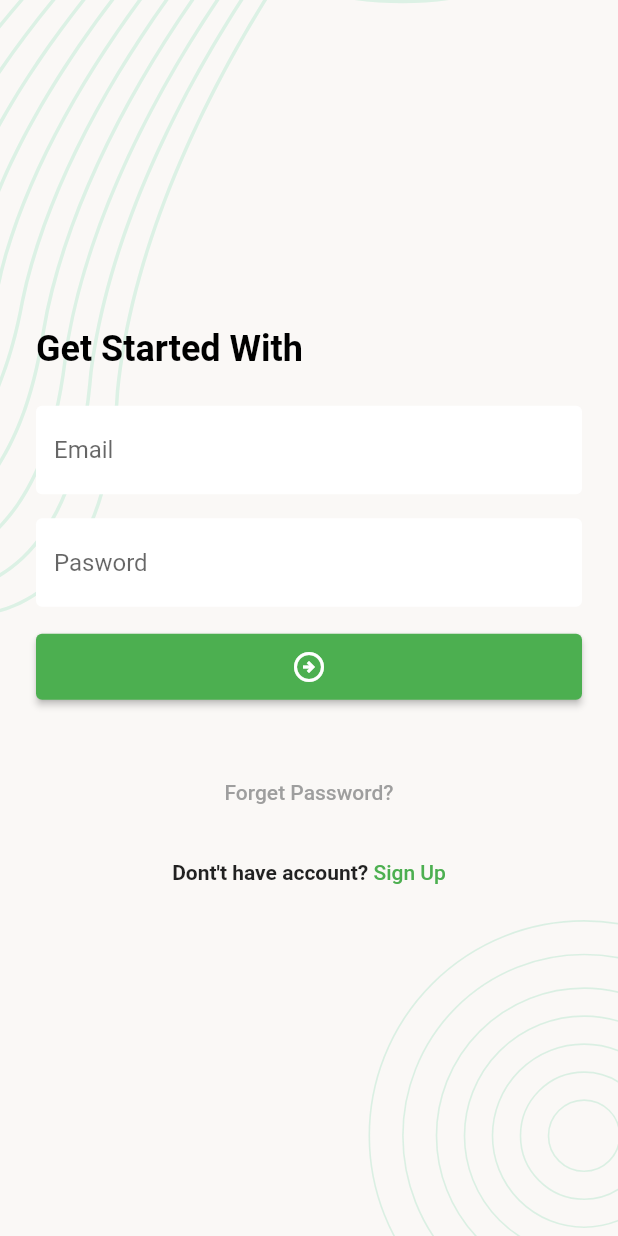
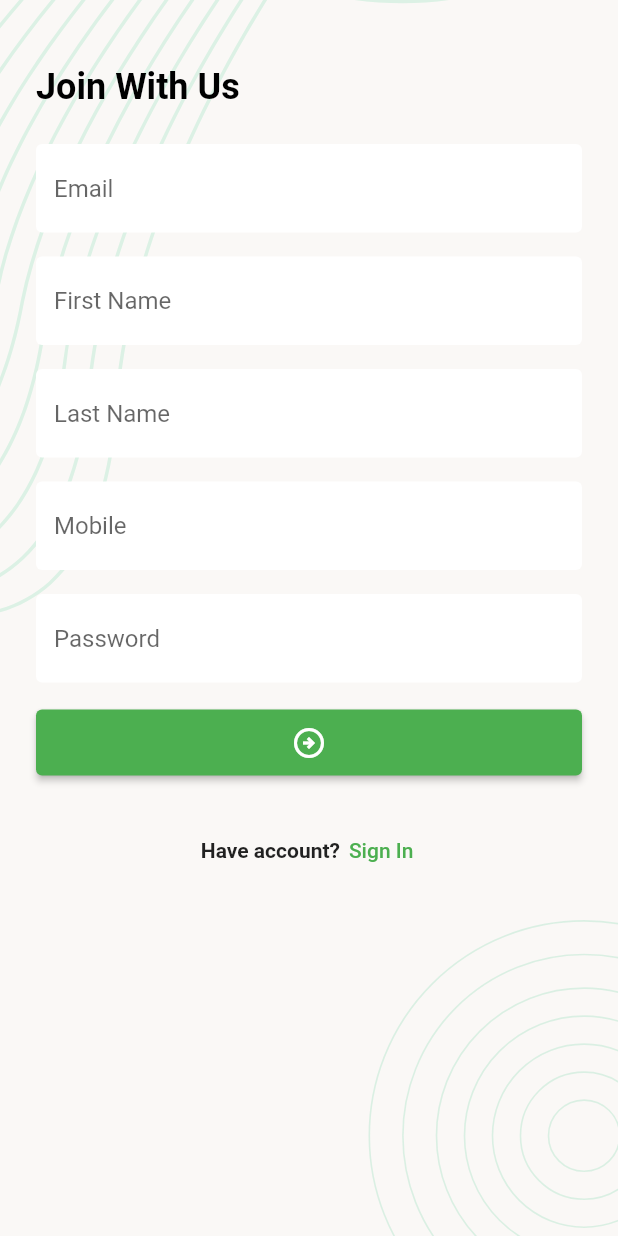
Before and after one commit to kafi015/Ostad-Assignments, a Flutter app: the screen it shows after launch, after a tap on "Sign Up", on a phone screen of 412 x 824 dp. Run offline on Flutter 3.47's test engine with Material 2 defaults, Android fonts, the light colour scheme and no system bars; our stand-ins replace flutter_svg.

Commit message:
sign up ui done

```diff
--- a/lib/main.dart
+++ b/lib/main.dart
@@ -1,7 +1,6 @@
 import 'package:flutter/cupertino.dart';
 import 'package:flutter/material.dart';
 import 'package:task_manager/ui/screens/log_in_screen.dart';
-import 'package:task_manager/ui/screens/splash_screen.dart';
 
 void main()
 {
--- a/lib/ui/screens/log_in_screen.dart
+++ b/lib/ui/screens/log_in_screen.dart
@@ -1,4 +1,6 @@
 import 'package:flutter/material.dart';
+import 'package:task_manager/ui/screens/sign_up.dart';
+import 'package:task_manager/ui/widgets/app_sign_in_out_text.dart';
 import 'package:task_manager/ui/widgets/elevated_button.dart';
 import 'package:task_manager/ui/widgets/screen_background.dart';
 
@@ -17,7 +19,7 @@ class _LogInScreenState extends State<LogInScreen> {
   Widget build(BuildContext context) {
     return Scaffold(
       body: ScreenBackground(
-        widget: Padding(
+        child: Padding(
           padding: const EdgeInsets.symmetric(horizontal: 24.0),
           child: Column(
             crossAxisAlignment: CrossAxisAlignment.start,
@@ -50,10 +52,8 @@ class _LogInScreenState extends State<LogInScreen> {
               ),
               Center(
                   child: TextButton(
-                    style: TextButton.styleFrom(
-                      padding: EdgeInsets.zero,
-                      minimumSize: Size.zero
-                    ),
+                      style: TextButton.styleFrom(
+                          padding: EdgeInsets.zero, minimumSize: Size.zero),
                       onPressed: () {},
                       child: const Text(
                         "Forget Password?",
@@ -62,29 +62,14 @@ class _LogInScreenState extends State<LogInScreen> {
               const SizedBox(
                 height: 5,
               ),
-              Row(
-                mainAxisAlignment: MainAxisAlignment.center,
-                children: [
-                  const Text(
-                    "Dont't have account? ",
-                    style: TextStyle(fontWeight: FontWeight.bold),
-                  ),
-                  TextButton(
-
-                    style: TextButton.styleFrom(
-                      minimumSize: Size.zero,
-                      padding: EdgeInsets.zero,
-                    ),
-
-                      onPressed: () {},
-                      child: const Text(
-                        "Sign Up",
-                        style: TextStyle(
-                          color: Colors.green,
-                        ),
-                      ))
-                ],
-              )
+              SignInUp(
+                questionString: "Dont't have account? ",
+                signInOut: "Sign Up",
+                onTap: () {
+                  Navigator.push(context,
+                      MaterialPageRoute(builder: (context) => SignUpScreen()));
+                },
+              ),
             ],
           ),
         ),
--- /dev/null
+++ b/lib/ui/screens/sign_up.dart
@@ -0,0 +1,89 @@
+import 'package:flutter/material.dart';
+import 'package:task_manager/ui/utils/text_styles.dart';
+import 'package:task_manager/ui/widgets/app_sign_in_out_text.dart';
+import 'package:task_manager/ui/widgets/app_textfield_widget.dart';
+import 'package:task_manager/ui/widgets/elevated_button.dart';
+import 'package:task_manager/ui/widgets/screen_background.dart';
+
+class SignUpScreen extends StatefulWidget {
+  const SignUpScreen({Key? key}) : super(key: key);
+
+  @override
+  State<SignUpScreen> createState() => _SignUpScreenState();
+}
+
+class _SignUpScreenState extends State<SignUpScreen> {
+  @override
+  Widget build(BuildContext context) {
+    return Scaffold(
+      body: ScreenBackground(
+        child: SafeArea(
+          child: SingleChildScrollView(
+            child: Padding(
+              padding: const EdgeInsets.symmetric(horizontal: 24.0),
+              child: Column(
+                crossAxisAlignment: CrossAxisAlignment.start,
+                mainAxisAlignment: MainAxisAlignment.center,
+                children: [
+                  const SizedBox(
+                    height: 44,
+                  ),
+                  Text(
+                    "Join With Us",
+                    style: ScreenTitleTextStyle,
+                  ),
+                  const SizedBox(
+                    height: 24,
+                  ),
+                  AppTextField(
+                      hintText: "Email", controller: TextEditingController()),
+                  const SizedBox(
+                    height: 16,
+                  ),
+                  AppTextField(
+                      hintText: "First Name",
+                      controller: TextEditingController()),
+                  const SizedBox(
+                    height: 16,
+                  ),
+                  AppTextField(
+                      hintText: "Last Name",
+                      controller: TextEditingController()),
+                  const SizedBox(
+                    height: 16,
+                  ),
+                  AppTextField(
+                      hintText: "Mobile", controller: TextEditingController()),
+                  const SizedBox(
+                    height: 16,
+                  ),
+                  AppTextField(
+                    hintText: "Password",
+                    controller: TextEditingController(),
+                    obscureText: true,
+                  ),
+                  const SizedBox(
+                    height: 16,
+                  ),
+                  AppElevatedButton(
+                      child: const Icon(Icons.arrow_circle_right_outlined),
+                      onTap: () {}),
+                  const SizedBox(
+                    height: 24,
+                  ),
+                  SignInUp(
+                    questionString: "Have account? ",
+                    onTap: () {
+                      Navigator.pop(context);
+                    },
+                    signInOut: "Sign In",
+                  ),
+                ],
+              ),
+            ),
+          ),
+        ),
+      ),
+    );
+  }
+}
--- a/lib/ui/screens/splash_screen.dart
+++ b/lib/ui/screens/splash_screen.dart
@@ -12,7 +12,7 @@ class SplashScreen extends StatelessWidget {
 
     return Scaffold(
       body: ScreenBackground(
-        widget: Center(
+        child: Center(
           child: SvgPicture.asset(
             'assets/image/logo.svg',
             fit: BoxFit.scaleDown,
--- /dev/null
+++ b/lib/ui/widgets/app_sign_in_out_text.dart
@@ -0,0 +1,36 @@
+import 'package:flutter/material.dart';
+
+class SignInUp extends StatelessWidget {
+  const SignInUp({
+    Key? key, required this.questionString, required this.signInOut, required this.onTap,
+  }) : super(key: key);
+  final String? questionString;
+  final String signInOut;
+  final VoidCallback onTap;
+  @override
+  Widget build(BuildContext context) {
+    return Row(
+      mainAxisAlignment: MainAxisAlignment.center,
+      children: [
+        Text(
+          questionString!,
+          style: const TextStyle(fontWeight: FontWeight.bold),
+        ),
+        TextButton(
+
+            style: TextButton.styleFrom(
+              minimumSize: Size.zero,
+              padding: EdgeInsets.zero,
+            ),
+
+            onPressed: onTap,
+            child: Text(
+              signInOut,
+              style: const TextStyle(
+                color: Colors.green,
+              ),
+            ))
+      ],
+    );
+  }
+}
--- a/lib/ui/widgets/screen_background.dart
+++ b/lib/ui/widgets/screen_background.dart
@@ -2,9 +2,9 @@ import 'package:flutter/cupertino.dart';
 import 'package:flutter_svg/svg.dart';
 
 class ScreenBackground extends StatelessWidget {
-  const ScreenBackground({Key? key, required this.widget}) : super(key: key);
+  const ScreenBackground({Key? key, required this.child}) : super(key: key);
 
-  final Widget widget;
+  final Widget child;
 
   @override
   Widget build(BuildContext context) {
@@ -19,7 +19,7 @@ class ScreenBackground extends StatelessWidget {
           width: ScreenWidth,
           height: ScreenHeight,
         ),
-        widget,
+        child,
       ],
     );
   }
```
